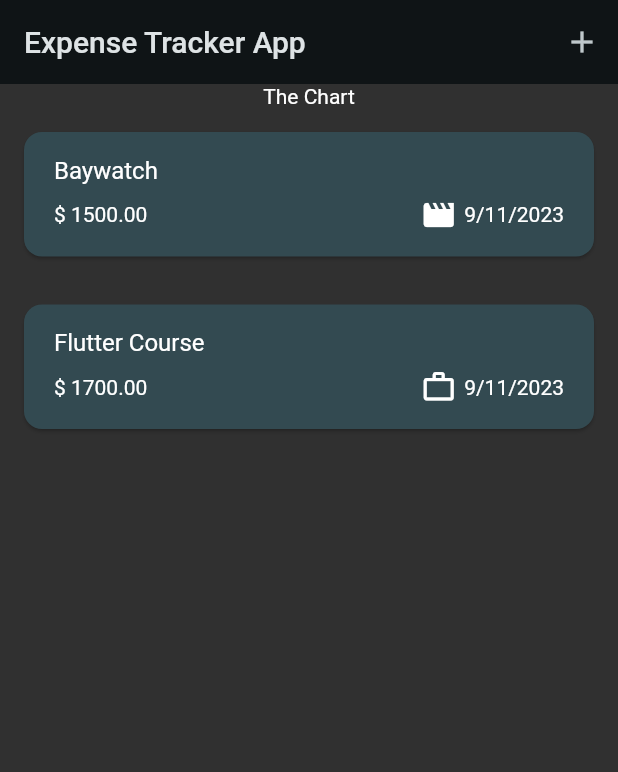
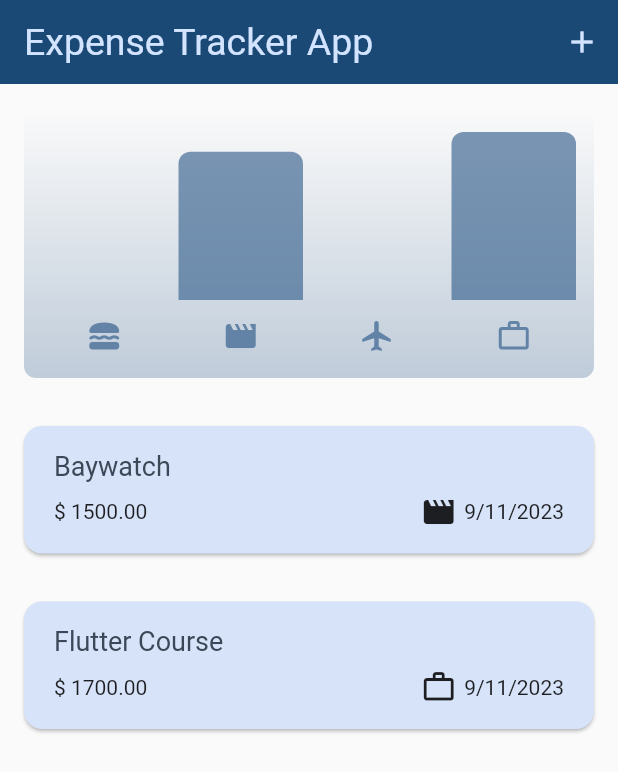
Before and after one commit to ryan541/Expense-Tracker-App, a Flutter app: the screen it shows after launch, on a phone screen of 412 x 824 dp. Shown: the top 772 px of the screen. Run offline on Flutter 3.47's test engine with Material 2 defaults, Android fonts, the phone set to English and light mode, and no system bars.

Commit message:
Chart Inclusion

```diff
--- a/lib/main.dart
+++ b/lib/main.dart
@@ -60,7 +60,7 @@
             ),
           ),
     ),
-    themeMode: ThemeMode.dark,
+    themeMode: ThemeMode.light,
     home: const Expenses(),
   ));
 }
--- a/lib/models/expense.dart
+++ b/lib/models/expense.dart
@@ -33,3 +33,32 @@
     return formatter.format(date);
   }
 }
+
+//this class is for a specific category like leisure or food.
+class ExpenseBucket {
+  ExpenseBucket({
+    required this.category,
+    required this.expenses,
+  });
+
+  //create a filter that sieves out expenses for a particular category
+
+  ExpenseBucket.forCategory(List<Expense> allExpenses, this.category)
+      : expenses = allExpenses
+            .where((expense) => expense.category == category)
+            .toList();
+
+  final Category category;
+  //create a list called expenses from the Expense class
+  final List<Expense> expenses;
+
+  double get totalExpenses {
+    double sum = 0;
+    //create a variable that accesses the lists of Expenses and adds the expenses.amount
+    for (final expenses in expenses) {
+      sum = sum + expenses.amount;
+    }
+
+    return sum;
+  }
+}
--- /dev/null
+++ b/lib/widgets/chart/chart.dart
@@ -0,0 +1,95 @@
+import 'package:flutter/material.dart';
+import 'package:scheduler/widgets/chart/chart_bar.dart';
+
+import '../../models/expense.dart';
+
+class Chart extends StatelessWidget {
+  const Chart({super.key, required this.expenses});
+
+  final List<Expense> expenses;
+
+  List<ExpenseBucket> get buckets {
+    return [
+      ExpenseBucket.forCategory(expenses, Category.food),
+      ExpenseBucket.forCategory(expenses, Category.leisure),
+      ExpenseBucket.forCategory(expenses, Category.travel),
+      ExpenseBucket.forCategory(expenses, Category.work),
+    ];
+  }
+
+  double get maxTotalExpense {
+    double maxTotalExpense = 0;
+
+    for (final bucket in buckets) {
+      if (bucket.totalExpenses > maxTotalExpense) {
+        maxTotalExpense = bucket.totalExpenses;
+      }
+    }
+
+    return maxTotalExpense;
+  }
+
+  @override
+  Widget build(BuildContext context) {
+    final isDarkMode =
+        MediaQuery.of(context).platformBrightness == Brightness.dark;
+    return Container(
+      margin: const EdgeInsets.all(16),
+      padding: const EdgeInsets.symmetric(
+        vertical: 16,
+        horizontal: 8,
+      ),
+      width: double.infinity,
+      height: 180,
+      decoration: BoxDecoration(
+        borderRadius: BorderRadius.circular(8),
+        gradient: LinearGradient(
+          colors: [
+            Theme.of(context).colorScheme.primary.withOpacity(0.3),
+            Theme.of(context).colorScheme.primary.withOpacity(0.0)
+          ],
+          begin: Alignment.bottomCenter,
+          end: Alignment.topCenter,
+        ),
+      ),
+      child: Column(
+        children: [
+          Expanded(
+            child: Row(
+              crossAxisAlignment: CrossAxisAlignment.end,
+              children: [
+                for (final bucket in buckets) // alternative to map()
+                  ChartBar(
+                    fill: bucket.totalExpenses == 0
+                        ? 0
+                        : bucket.totalExpenses / maxTotalExpense,
+                  )
+              ],
+            ),
+          ),
+          const SizedBox(height: 12),
+          Row(
+            children: buckets
+                .map(
+                  (bucket) => Expanded(
+                    child: Padding(
+                      padding: const EdgeInsets.symmetric(horizontal: 4),
+                      child: Icon(
+                        categoryIcons[bucket.category],
+                        color: isDarkMode
+                            ? Theme.of(context).colorScheme.secondary
+                            : Theme.of(context)
+                                .colorScheme
+                                .primary
+                                .withOpacity(0.7),
+                      ),
+                    ),
+                  ),
+                )
+                .toList(),
+          )
+        ],
+      ),
+    );
+  }
+}
--- /dev/null
+++ b/lib/widgets/chart/chart_bar.dart
@@ -0,0 +1,34 @@
+import 'package:flutter/material.dart';
+
+class ChartBar extends StatelessWidget {
+  const ChartBar({
+    super.key,
+    required this.fill,
+  });
+
+  final double fill;
+
+  @override
+  Widget build(BuildContext context) {
+    final isDarkMode =
+        MediaQuery.of(context).platformBrightness == Brightness.dark;
+    return Expanded(
+      child: Padding(
+        padding: const EdgeInsets.symmetric(horizontal: 4),
+        child: FractionallySizedBox(
+          heightFactor: fill,
+          child: DecoratedBox(
+            decoration: BoxDecoration(
+              shape: BoxShape.rectangle,
+              borderRadius:
+                  const BorderRadius.vertical(top: Radius.circular(8)),
+              color: isDarkMode
+                  ? Theme.of(context).colorScheme.secondary
+                  : Theme.of(context).colorScheme.primary.withOpacity(0.65),
+            ),
+          ),
+        ),
+      ),
+    );
+  }
+}
--- a/lib/widgets/expense.dart
+++ b/lib/widgets/expense.dart
@@ -1,4 +1,5 @@
 import 'package:flutter/material.dart';
+import 'package:scheduler/widgets/chart/chart.dart';
 import 'package:scheduler/widgets/expenses_list/expense_list.dart';
 import 'package:scheduler/models/expense.dart';
 import 'package:scheduler/widgets/new_expense.dart';
@@ -84,7 +85,7 @@
       ),
       body: Column(
         children: [
-          const Text('The Chart'),
+          Chart(expenses: _registeredExpenses),
           Expanded(child: mainContent),
         ],
       ),
--- a/pubspec.yaml
+++ b/pubspec.yaml
@@ -19,7 +19,7 @@
 version: 1.0.0+1
 
 environment:
-  sdk: '>=3.0.6 <4.0.0'
+  sdk: '>=2.18.6 <3.0.0'
 
 # Dependencies specify other packages that your package needs in order to work.
 # To automatically upgrade your package dependencies to the latest versions
```
Also changed, not shown: pubspec.lock.
